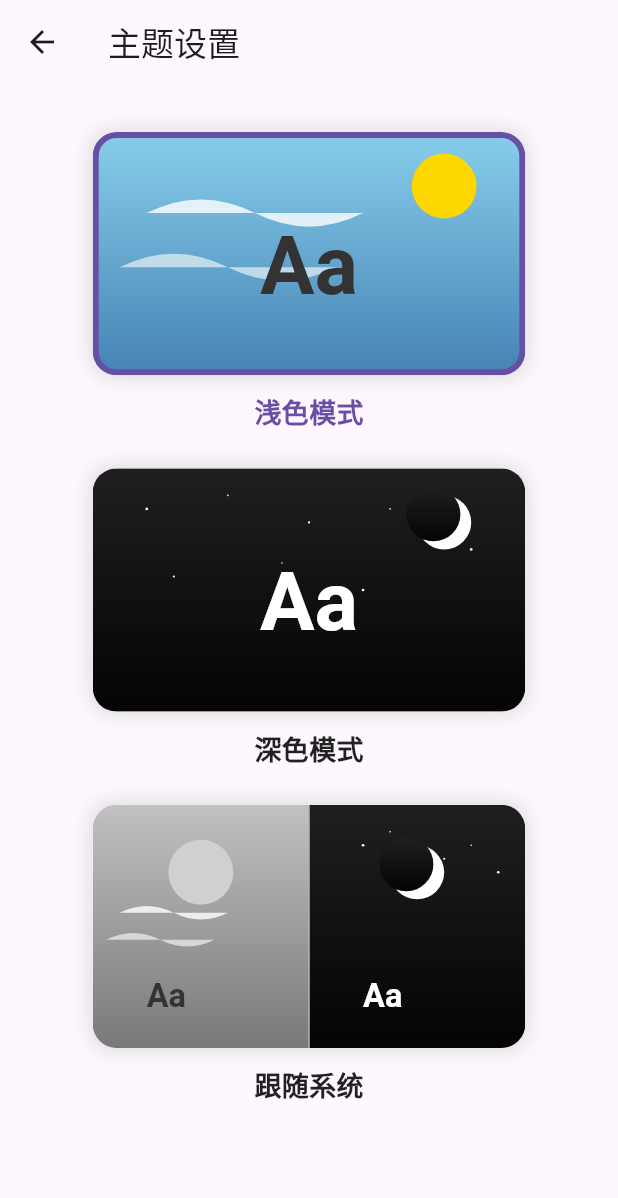
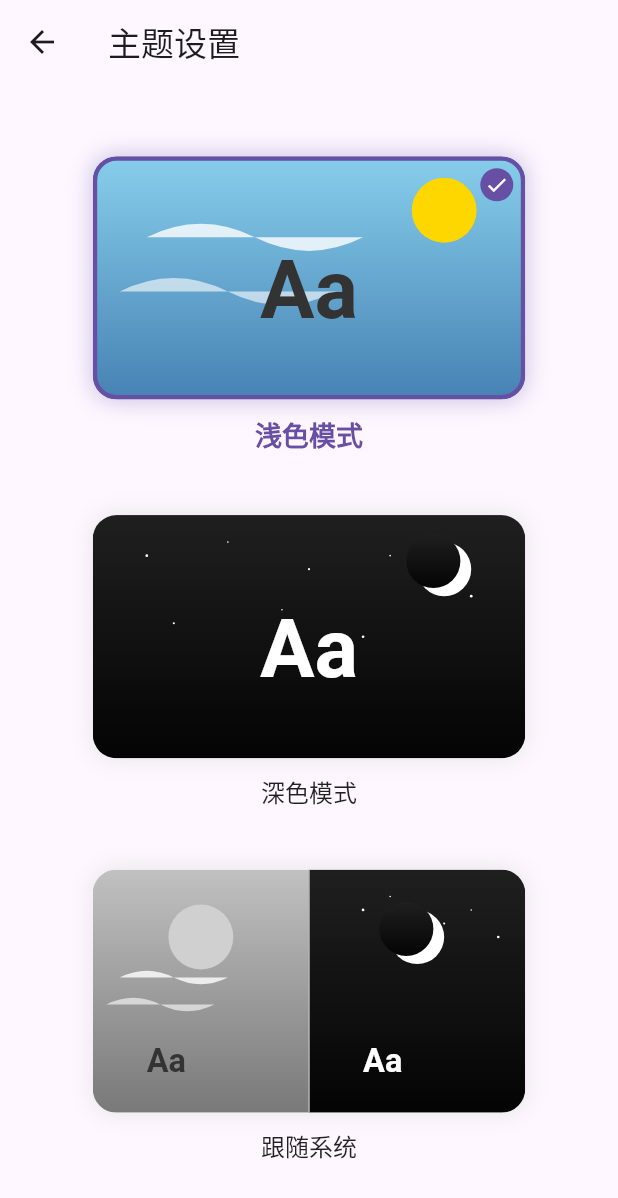
Before and after one commit to VariantConst/Marchkov-Helper, a Flutter app: the ThemeSettingsPage screen opened directly, on a phone screen of 412 x 824 dp. Shown: the top 1198 px of the screen. Run offline on Flutter 3.47's test engine with Material 3 defaults, Android fonts, the phone set to English and light mode, and no system bars; our stand-ins replace cookie_jar, fl_chart, flutter_svg, package_info_plus, qr_flutter, shared_preferences and 1 more; accounts and stored records are empty.

Commit message:
refactor(theme): enhance theme settings page layout

```diff
--- a/lib/screens/settings/theme_settings_page.dart
+++ b/lib/screens/settings/theme_settings_page.dart
@@ -9,14 +9,17 @@ class ThemeSettingsPage extends StatelessWidget {
     final themeProvider = Provider.of<ThemeProvider>(context);
 
     return Scaffold(
-      appBar: AppBar(title: Text('主题设置')),
-      body: SingleChildScrollView(
-        child: Center(
+      appBar: AppBar(
+        title: Text('主题设置'),
+        elevation: 0,
+      ),
+      body: Center(
+        child: SingleChildScrollView(
           child: Padding(
-            padding: EdgeInsets.all(16.0),
+            padding: EdgeInsets.symmetric(horizontal: 16.0, vertical: 24.0),
             child: Column(
+              mainAxisAlignment: MainAxisAlignment.center,
               children: [
-                SizedBox(height: 16),
                 _buildThemeOption(context, '浅色模式', 'assets/day_mode.svg',
                     ThemeMode.light, themeProvider),
                 SizedBox(height: 24),
@@ -45,20 +48,28 @@ class ThemeSettingsPage extends StatelessWidget {
       textColor = isDarkMode ? Colors.white70 : Colors.black87;
     }
 
-    return Column(
+    return AnimatedContainer(
+      duration: Duration(milliseconds: 300),
+      curve: Curves.easeInOut,
+      margin: EdgeInsets.symmetric(vertical: 8),
+      child: Column(
         children: [
           AnimatedContainer(
             duration: Duration(milliseconds: 300),
             width: MediaQuery.of(context).size.width * 0.7,
             height: MediaQuery.of(context).size.width * 0.7 * 9 / 16,
             decoration: BoxDecoration(
-            color: Theme.of(context).scaffoldBackgroundColor,
+              color: Theme.of(context).cardColor,
               borderRadius: BorderRadius.circular(16),
               boxShadow: [
                 BoxShadow(
-                color: Colors.grey.withOpacity(0.3),
-                blurRadius: 10,
-                spreadRadius: 2,
+                  color: isSelected
+                      ? (isDarkMode
+                          ? Colors.white12
+                          : Theme.of(context).primaryColor.withOpacity(0.3))
+                      : Colors.grey.withOpacity(0.2),
+                  blurRadius: 12,
+                  spreadRadius: 1,
                 ),
               ],
             ),
@@ -124,13 +135,40 @@ class ThemeSettingsPage extends StatelessWidget {
                         ),
                       ),
                       if (isSelected)
-                      Container(
+                        AnimatedContainer(
+                          duration: Duration(milliseconds: 300),
                           decoration: BoxDecoration(
                             border: Border.all(
-                            color: Theme.of(context).primaryColor,
-                            width: 4,
+                              color: isDarkMode
+                                  ? Colors.white
+                                  : Theme.of(context).primaryColor,
+                              width: 3,
                             ),
                             borderRadius: BorderRadius.circular(16),
+                          ),
+                        ),
+                      Positioned(
+                        right: 8,
+                        top: 8,
+                        child: AnimatedOpacity(
+                          duration: Duration(milliseconds: 300),
+                          opacity: isSelected ? 1.0 : 0.0,
+                          child: Container(
+                            padding: EdgeInsets.all(3),
+                            decoration: BoxDecoration(
+                              color: isDarkMode
+                                  ? Colors.white
+                                  : Theme.of(context).primaryColor,
+                              shape: BoxShape.circle,
+                            ),
+                            child: Icon(
+                              Icons.check,
+                              color: isDarkMode
+                                  ? Theme.of(context).primaryColor
+                                  : Colors.white,
+                              size: 16,
+                            ),
+                          ),
                         ),
                       ),
                     ],
@@ -139,16 +177,18 @@ class ThemeSettingsPage extends StatelessWidget {
               ),
             ),
           ),
-        SizedBox(height: 12),
-        Text(
-          title,
+          SizedBox(height: 10),
+          AnimatedDefaultTextStyle(
+            duration: Duration(milliseconds: 300),
             style: TextStyle(
-            fontSize: 18,
-            fontWeight: FontWeight.bold,
+              fontSize: isSelected ? 18 : 16,
+              fontWeight: isSelected ? FontWeight.bold : FontWeight.normal,
               color: textColor,
             ),
+            child: Text(title),
           ),
         ],
+      ),
     );
   }
 }
```
Lines whose indentation alone changed are shown as unchanged.
